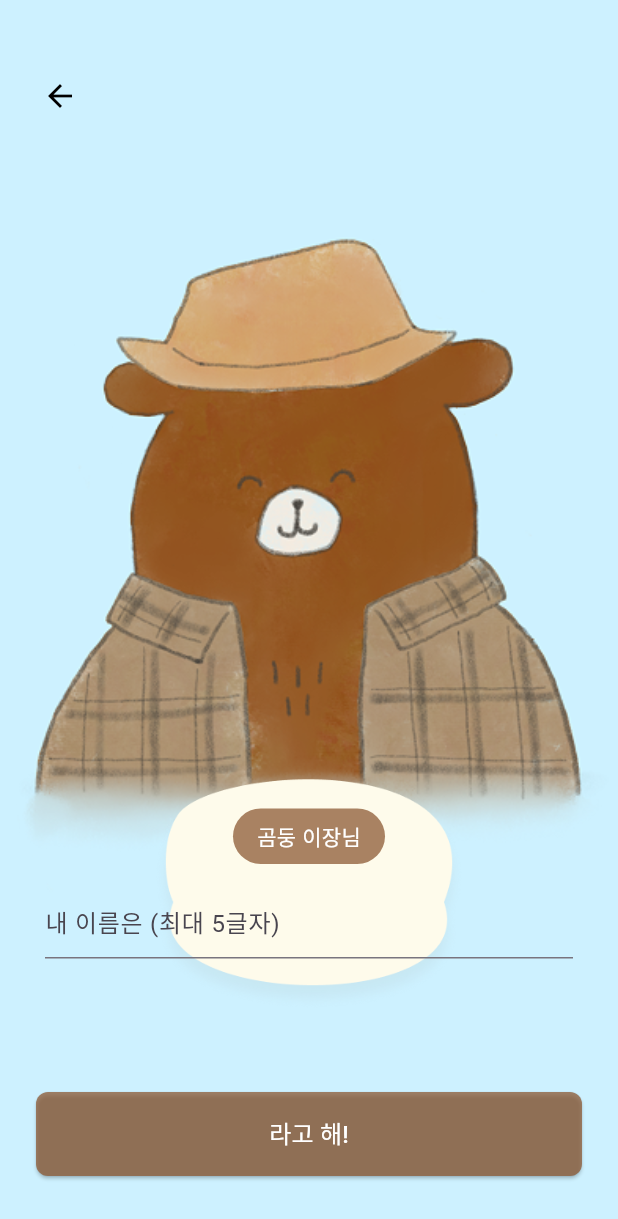
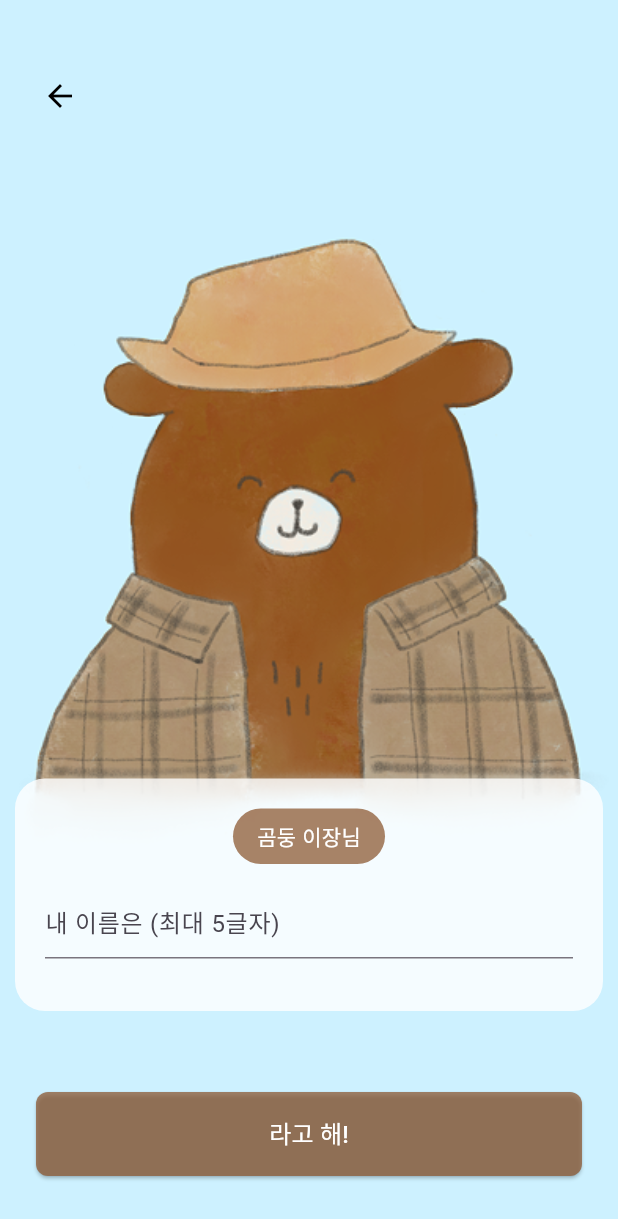
Before and after one commit to MalHaeDo/MalHaeDo_front, a Flutter app: the screen it shows after launch, on a phone screen of 412 x 824 dp. Shown: the top 1219 px of the screen. Run offline on Flutter 3.47's test engine with Material 3 defaults, Android fonts, the light colour scheme and no system bars; our stand-ins replace flutter_svg.

Commit message:
fix: 온보딩 페이지 수정

```diff
--- a/lib/screens/Onboarding.dart
+++ b/lib/screens/Onboarding.dart
@@ -113,10 +113,8 @@ class _FixedBackgroundProgressViewState extends State<FixedBackgroundProgressVie
             child: Container(
               padding: EdgeInsets.all(20),
               decoration: BoxDecoration(
-                image: DecorationImage(
-                  image: AssetImage('assets/images/comment.png'),
-                  fit: BoxFit.contain,
-                ),
+                color: Colors.white.withOpacity(0.8),
+                borderRadius: BorderRadius.circular(20),
               ),
               constraints: BoxConstraints(
                 maxWidth: 1000,
```
